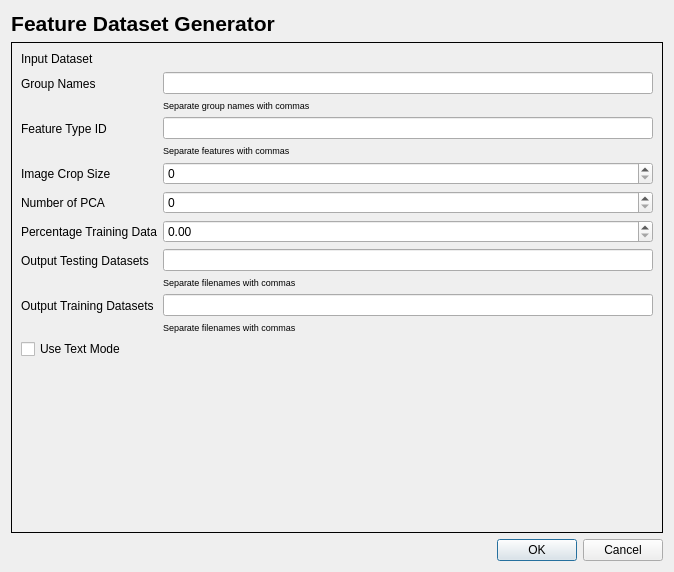
Old version of the form feat_dataset_generator/feat_dataset_generator_dialog_base.ui in the repository AUGSignals/qgis-plugins.
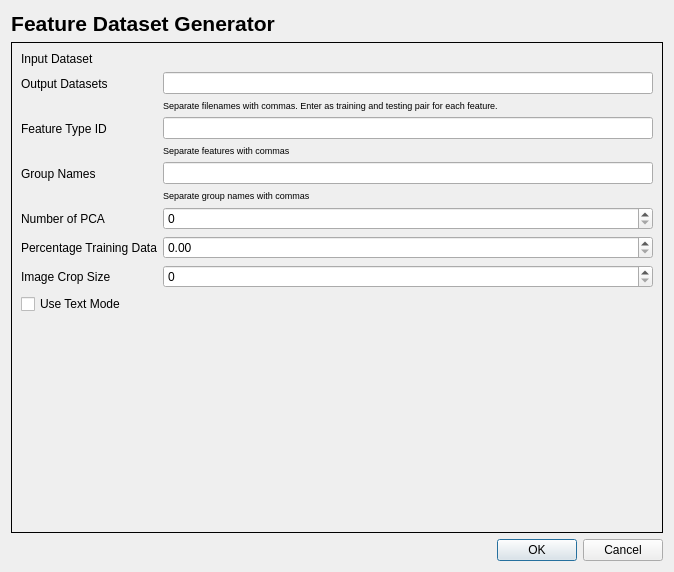
New version of the form. Custom widgets are drawn as their Qt base class.

```diff
--- a/feat_dataset_generator/feat_dataset_generator_dialog_base.ui
+++ b/feat_dataset_generator/feat_dataset_generator_dialog_base.ui
@@ -56,21 +56,21 @@
         <widget class="QgsFileWidget" name="inputDatasetQgsFileWidget"/>
        </item>
        <item row="1" column="0">
-        <widget class="QLabel" name="groupNamesLabel">
+        <widget class="QLabel" name="outputDatasetLabel">
          <property name="text">
-          <string>Group Names</string>
+          <string>Output Datasets</string>
          </property>
         </widget>
        </item>
        <item row="1" column="1">
-        <layout class="QVBoxLayout" name="groupNamesVBoxLayout">
+        <layout class="QVBoxLayout" name="outputDatasetVBoxLayout">
          <item>
-          <widget class="QLineEdit" name="groupNamesLineEdit"/>
+          <widget class="QLineEdit" name="outputDatasetLineEdit"/>
          </item>
          <item>
-          <widget class="QLabel" name="groupNamesHelpLabel">
+          <widget class="QLabel" name="outputDatasetHelpLabel">
            <property name="text">
-            <string>&lt;html&gt;&lt;head/&gt;&lt;body&gt;&lt;p&gt;&lt;span style=&quot; font-size:7pt;&quot;&gt;Separate group names with commas&lt;/span&gt;&lt;/p&gt;&lt;/body&gt;&lt;/html&gt;</string>
+            <string>&lt;html&gt;&lt;head/&gt;&lt;body&gt;&lt;p&gt;&lt;span style=&quot; font-size:7pt;&quot;&gt;Separate filenames with commas. Enter as training and testing pair for each feature.&lt;/span&gt;&lt;/p&gt;&lt;/body&gt;&lt;/html&gt;</string>
            </property>
           </widget>
          </item>
@@ -97,19 +97,26 @@
          </item>
         </layout>
        </item>
-       <item row="4" column="0">
-        <widget class="QLabel" name="imageCropSizeLabel">
+       <item row="3" column="0">
+        <widget class="QLabel" name="groupNamesLabel">
          <property name="text">
-          <string>Image Crop Size</string>
+          <string>Group Names</string>
          </property>
         </widget>
        </item>
-       <item row="4" column="1">
-        <widget class="QSpinBox" name="imageCropSizeSpinBox">
-         <property name="maximum">
-          <number>100</number>
-         </property>
-        </widget>
+       <item row="3" column="1">
+        <layout class="QVBoxLayout" name="groupNamesVBoxLayout">
+         <item>
+          <widget class="QLineEdit" name="groupNamesLineEdit"/>
+         </item>
+         <item>
+          <widget class="QLabel" name="groupNamesHelpLabel">
+           <property name="text">
+            <string>&lt;html&gt;&lt;head/&gt;&lt;body&gt;&lt;p&gt;&lt;span style=&quot; font-size:7pt;&quot;&gt;Separate group names with commas&lt;/span&gt;&lt;/p&gt;&lt;/body&gt;&lt;/html&gt;</string>
+           </property>
+          </widget>
+         </item>
+        </layout>
        </item>
        <item row="5" column="0">
         <widget class="QLabel" name="numberPCALabel">
@@ -125,14 +132,14 @@
          </property>
         </widget>
        </item>
-       <item row="7" column="0">
+       <item row="6" column="0">
         <widget class="QLabel" name="percentageTrainingDataLabel">
          <property name="text">
           <string>Percentage Training Data</string>
          </property>
         </widget>
        </item>
-       <item row="7" column="1">
+       <item row="6" column="1">
         <widget class="QDoubleSpinBox" name="percentageTrainingDataDoubleSpinBox">
          <property name="maximum">
           <double>1.000000000000000</double>
@@ -142,49 +149,21 @@
          </property>
         </widget>
        </item>
-       <item row="11" column="0">
-        <widget class="QLabel" name="outputTestingDatasetLabel">
+       <item row="7" column="0">
+        <widget class="QLabel" name="imageCropSizeLabel">
          <property name="text">
-          <string>Output Testing Datasets</string>
+          <string>Image Crop Size</string>
          </property>
         </widget>
        </item>
-       <item row="11" column="1">
-        <layout class="QVBoxLayout" name="outputTestingDatasetVBoxLayout">
-         <item>
-          <widget class="QLineEdit" name="outputTestingDatasetLineEdit"/>
-         </item>
-         <item>
-          <widget class="QLabel" name="outputTestingDatasetHelpLabel">
-           <property name="text">
-            <string>&lt;html&gt;&lt;head/&gt;&lt;body&gt;&lt;p&gt;&lt;span style=&quot; font-size:7pt;&quot;&gt;Separate filenames with commas&lt;/span&gt;&lt;/p&gt;&lt;/body&gt;&lt;/html&gt;</string>
-           </property>
-          </widget>
-         </item>
-        </layout>
-       </item>
-       <item row="12" column="0">
-        <widget class="QLabel" name="outputTrainingDatasetLabel">
-         <property name="text">
-          <string>Output Training Datasets</string>
+       <item row="7" column="1">
+        <widget class="QSpinBox" name="imageCropSizeSpinBox">
+         <property name="maximum">
+          <number>100</number>
          </property>
         </widget>
        </item>
-       <item row="12" column="1">
-        <layout class="QVBoxLayout" name="outputTrainingDatasetVBoxLayout">
-         <item>
-          <widget class="QLineEdit" name="outputTrainingDatasetLineEdit"/>
-         </item>
-         <item>
-          <widget class="QLabel" name="outputTrainingDatasetHelpLabel">
-           <property name="text">
-            <string>&lt;html&gt;&lt;head/&gt;&lt;body&gt;&lt;p&gt;&lt;span style=&quot; font-size:7pt;&quot;&gt;Separate filenames with commas&lt;/span&gt;&lt;/p&gt;&lt;/body&gt;&lt;/html&gt;</string>
-           </property>
-          </widget>
-         </item>
-        </layout>
-       </item>
-       <item row="13" column="0">
+       <item row="8" column="0">
         <widget class="QCheckBox" name="textModeCheckBox">
          <property name="text">
           <string>Use Text Mode</string>
```
Left out of the diff: 2 changed lines with no effect on the pictures.
